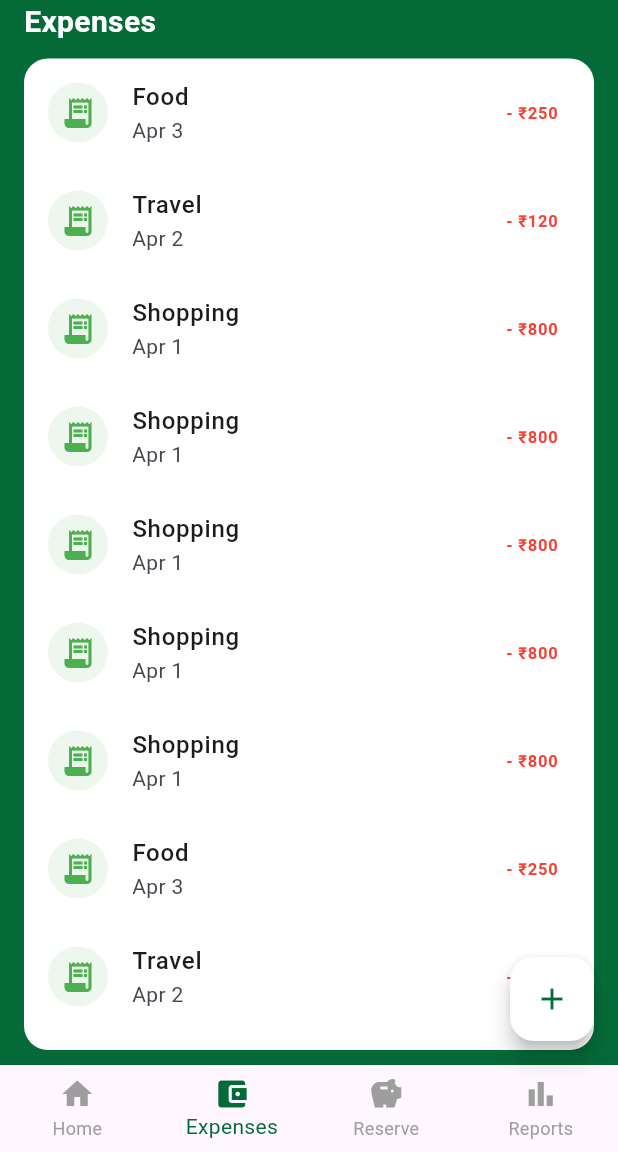
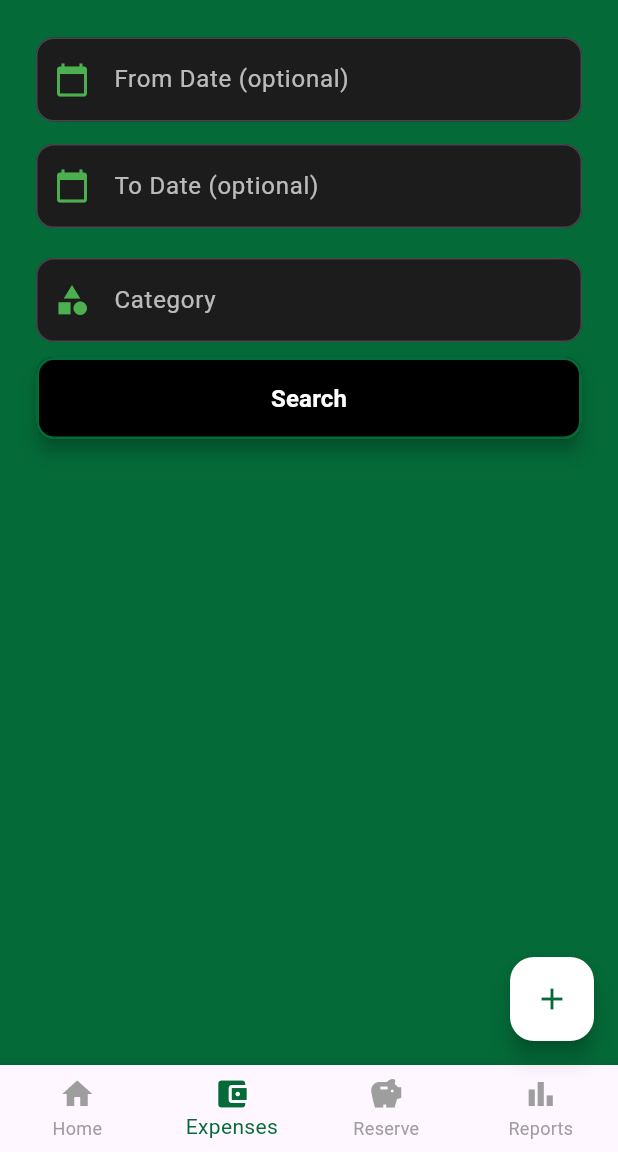
Before and after one commit to ByteGitAccnt/etrace, a Flutter app: the HomePage screen opened by its route, item 2 of the bottom bar chosen, on a phone screen of 412 x 824 dp, the part 84-1236 px from its top. Run offline on Flutter 3.47's test engine with Material 3 defaults, Android fonts, the phone set to English and light mode, and no system bars; our stand-ins replace flutter_dotenv, flutter_secure_storage; accounts and stored records are empty.

Commit message:
Serach expense fixed

```diff
--- /dev/null
+++ b/lib/Pages/ExpenseSerchPage.dart
@@ -0,0 +1,173 @@
+import 'package:flutter/material.dart';
+import 'package:intl/intl.dart';
+import 'package:etrace/Utils/CustomeInputDecorator.dart';
+import 'package:etrace/Utils/ModerButton.dart';
+
+class ExpenseSearchPage extends StatefulWidget {
+  const ExpenseSearchPage({required this.emerald, super.key});
+  final Color emerald;
+
+  @override
+  State<ExpenseSearchPage> createState() => _ExpenseSearchPageState();
+}
+
+class _ExpenseSearchPageState extends State<ExpenseSearchPage> {
+  final _formKey = GlobalKey<FormState>();
+  final fromDateController = TextEditingController();
+  final toDateController = TextEditingController();
+  final categoryController = TextEditingController();
+  final List<String> categories = ["Food", "Travel", "Fun", "Bills"];
+
+  Future<void> _pickDate(TextEditingController controller) async {
+    FocusScope.of(context).unfocus();
+    DateTime? picked = await showDatePicker(
+      context: context,
+      initialDate: DateTime.now(),
+      firstDate: DateTime(2020),
+      lastDate: DateTime(2100),
+    );
+    if (picked != null) {
+      controller.text = DateFormat('yyyy-MM-dd').format(picked);
+    }
+  }
+
+  void _searchExpenses() {
+    final fromDate = fromDateController.text;
+    final toDate = toDateController.text;
+    final category = categoryController.text;
+
+    if (fromDate.isEmpty && toDate.isEmpty) {
+      // Case 1: No dates → fetch all expenses (paged)
+      debugPrint("Fetching all expenses with pagination...");
+    } else if (category.isNotEmpty &&
+        fromDate.isNotEmpty &&
+        toDate.isNotEmpty) {
+      // Case 4: Category + Date Range → filter by both
+      debugPrint("Filtering $category expenses from $fromDate to $toDate");
+    } else if (fromDate.isNotEmpty && toDate.isNotEmpty) {
+      // Case 2: Both dates → filter by range
+      debugPrint("Filtering expenses from $fromDate to $toDate");
+    } else {
+      // Case 3: Only one date entered → show error
+      ScaffoldMessenger.of(context).showSnackBar(
+        const SnackBar(
+          content: Text(
+            "Please select both From and To dates, or leave both empty.",
+          ),
+        ),
+      );
+    }
+  }
+
+  @override
+  Widget build(BuildContext context) {
+    return Scaffold(
+      backgroundColor: widget.emerald,
+      body: SingleChildScrollView(
+        padding: const EdgeInsets.symmetric(horizontal: 24),
+        child: Form(
+          key: _formKey,
+          child: Column(
+            children: [
+              const SizedBox(height: 25),
+
+              // From Date
+              Row(
+                children: [
+                  Expanded(
+                    child: TextFormField(
+                      controller: fromDateController,
+                      readOnly: true,
+                      style: const TextStyle(color: Colors.white),
+                      decoration: CustomeInputDecorator(
+                        "From Date (optional)",
+                        Icons.calendar_today,
+                      ),
+                      onTap: () => _pickDate(fromDateController),
+                    ),
+                  ),
+                ],
+              ),
+
+              const SizedBox(height: 15),
+
+              // To Date
+              Row(
+                children: [
+                  Expanded(
+                    child: TextFormField(
+                      controller: toDateController,
+                      readOnly: true,
+                      style: const TextStyle(color: Colors.white),
+                      decoration: CustomeInputDecorator(
+                        "To Date (optional)",
+                        Icons.calendar_today,
+                      ),
+                      onTap: () => _pickDate(toDateController),
+                    ),
+                  ),
+                ],
+              ),
+
+              const SizedBox(height: 20),
+
+              Autocomplete<String>(
+                optionsBuilder: (TextEditingValue textEditingValue) {
+                  if (textEditingValue.text.isEmpty) {
+                    return categories;
+                  }
+                  return categories.where(
+                    (category) => category.toLowerCase().contains(
+                      textEditingValue.text.toLowerCase(),
+                    ),
+                  );
+                },
+
+                onSelected: (selection) {
+                  categoryController.text = selection;
+                },
+
+                fieldViewBuilder:
+                    (context, controller, focusNode, onFieldSubmitted) {
+                      focusNode.addListener(() {
+                        if (!focusNode.hasFocus) {
+                          // When user clicks outside, dropdown closes automatically
+                          // but you can also commit the text here if needed
+                          categoryController.text = controller.text;
+                        }
+                      });
+                      return TextFormField(
+                        controller: controller,
+                        focusNode: focusNode,
+                        style: const TextStyle(color: Colors.white),
+                        decoration: CustomeInputDecorator(
+                          "Category",
+                          Icons.category,
+                        ),
+                        validator: (value) => value == null || value.isEmpty
+                            ? "Enter category"
+                            : null,
+                      );
+                    },
+              ),
+              const SizedBox(height: 10),
+              // Search Button
+              SizedBox(
+                width: double.infinity,
+                child: ModernButton(
+                  text: "Search",
+                  emerald: widget.emerald,
+                  blackShade: Colors.black,
+                  onPressed: () => {
+                    _searchExpenses(),
+                    Navigator.pushNamed(context, '/searchResults'),
+                  },
+                ),
+              ),
+            ],
+          ),
+        ),
+      ),
+    );
+  }
+}
--- a/lib/Pages/HomePage.dart
+++ b/lib/Pages/HomePage.dart
@@ -1,6 +1,7 @@
 import 'package:etrace/Pages/AddExpensePage.dart';
 import 'package:etrace/Pages/AddIncomePage.dart';
 import 'package:etrace/Pages/AddReservePage.dart';
+import 'package:etrace/Pages/ExpenseSerchPage.dart';
 import 'package:etrace/Pages/HomeContent.dart';
 import 'package:etrace/Pages/ReportPage.dart';
 import 'package:etrace/Pages/ReservePage.dart';
@@ -25,7 +26,7 @@ class _HomePageState extends State<HomePage> {
       case 0:
         return HomeContent();
       case 1:
-        return ExpensePage();
+        return ExpenseSearchPage(emerald: widget.emerald);
       case 2:
         return ReservePage();
       case 3:
--- a/lib/main.dart
+++ b/lib/main.dart
@@ -1,3 +1,5 @@
+import 'package:etrace/Pages/ExpensePage.dart';
+import 'package:etrace/Pages/ExpenseSerchPage.dart';
 import 'package:etrace/Pages/HomePage.dart';
 import 'package:etrace/Pages/LoginPage.dart';
 import 'package:flutter/material.dart';
@@ -33,6 +35,9 @@ class MyApp extends StatelessWidget {
           case '/home':
             page = HomePage(emerald: emerald);
             break;
+          case '/searchResults':
+            page = ExpensePage();
+            break;
           default:
             page = HomePage(emerald: emerald);
         }
--- a/pubspec.yaml
+++ b/pubspec.yaml
@@ -37,6 +37,7 @@ dependencies:
   http: ^1.6.0
   flutter_secure_storage: ^10.0.0
   flutter_dotenv: ^5.1.0
+  intl: ^0.20.2
 
 dev_dependencies:
   flutter_test:
```
Also changed, not shown: lib/Pages/AddExpensePage.dart (+16 -8 lines), lib/Pages/ExpensePage.dart (+11 -2 lines), pubspec.lock.
